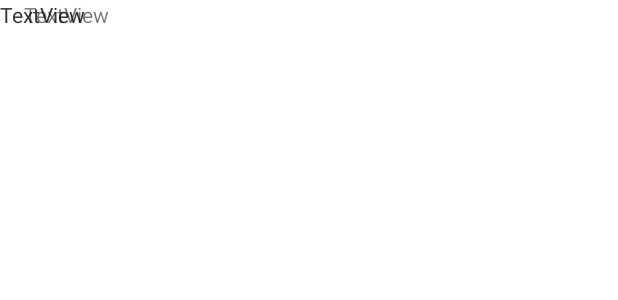
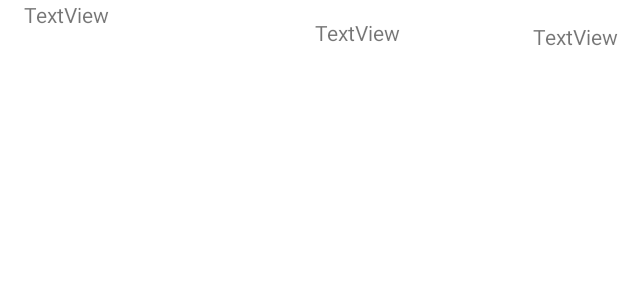
Before and after one commit to AntoineWnr/AndroidERestaurant, an Android app: the layout cell_panier.xml on its own in the app's theme, with its tools: preview values and no code run, on a phone screen of 412 x 824 dp. Shown: the top 300 px of the screen. Run offline under Robolectric (Android 15) with nearby library versions, the phone set to English and light mode, and no system bars; network calls fail; Roboto replaces fonts that are not available here.

```diff
--- a/app/src/main/java/fr/isen/wynar/androiderestaurant/carte/CarteActivity.kt
+++ b/app/src/main/java/fr/isen/wynar/androiderestaurant/carte/CarteActivity.kt
@@ -31,6 +31,8 @@ class CarteActivity : BaseActivity() {
 
         val queue = Volley.newRequestQueue(this)
         val url = "http://test.api.catering.bluecodegames.com/menu"
+
+
 
         val jsonObject = JSONObject()
         jsonObject.put("id_shop",1)
--- a/app/src/main/java/fr/isen/wynar/androiderestaurant/panierHandler/BaseActivity.kt
+++ b/app/src/main/java/fr/isen/wynar/androiderestaurant/panierHandler/BaseActivity.kt
@@ -20,8 +20,7 @@ open class BaseActivity : AppCompatActivity(){
     override fun onOptionsItemSelected(item: MenuItem): Boolean {
         return when (item.itemId) {
             R.id.panier -> {
-                val currentText = File(cacheDir.absolutePath+"dataPanier.json").readText()
-                File(cacheDir.absolutePath+"dataPanier.json").writeText(currentText + "]}")
+
                 val intent = Intent(this, PanierActivity::class.java)
                 startActivity(intent)
                 true
--- a/app/src/main/res/layout/cell_panier.xml
+++ b/app/src/main/res/layout/cell_panier.xml
@@ -2,23 +2,28 @@
 <androidx.constraintlayout.widget.ConstraintLayout xmlns:android="http://schemas.android.com/apk/res/android"
                                                    xmlns:app="http://schemas.android.com/apk/res-auto"
                                                    xmlns:tools="http://schemas.android.com/tools"
-                                                   android:layout_width="wrap_content"
+                                                   android:layout_width="match_parent"
                                                    android:layout_height="wrap_content">
 
     <TextView
             android:text="TextView"
-            android:layout_width="75dp"
-            android:layout_height="24dp" android:id="@+id/namePlat" tools:layout_editor_absoluteY="5dp"
+            android:layout_width="105dp"
+            android:layout_height="43dp" android:id="@+id/namePlat"
             app:layout_constraintStart_toStartOf="parent" android:layout_marginStart="16dp"
-            app:layout_constraintEnd_toStartOf="@+id/qtyPlat" app:layout_constraintHorizontal_bias="0.0"/>
+            app:layout_constraintEnd_toStartOf="@+id/qtyPlat" app:layout_constraintHorizontal_bias="0.0"
+            app:layout_constraintBottom_toBottomOf="parent" app:layout_constraintTop_toTopOf="parent"/>
     <TextView
             android:text="TextView"
             android:layout_width="wrap_content"
-            android:layout_height="wrap_content" android:id="@+id/qtyPlat" tools:layout_editor_absoluteY="10dp"
-            tools:layout_editor_absoluteX="353dp"/>
+            android:layout_height="wrap_content" android:id="@+id/qtyPlat"
+            app:layout_constraintTop_toTopOf="parent"
+            app:layout_constraintBottom_toBottomOf="parent" app:layout_constraintVertical_bias="0.6"
+            app:layout_constraintEnd_toEndOf="parent"/>
     <TextView
             android:text="TextView"
             android:layout_width="wrap_content"
-            android:layout_height="wrap_content" android:id="@+id/totalPlat" tools:layout_editor_absoluteY="5dp"
-            tools:layout_editor_absoluteX="176dp"/>
+            android:layout_height="wrap_content" android:id="@+id/totalPlat"
+            app:layout_constraintBottom_toBottomOf="parent"
+            app:layout_constraintTop_toTopOf="parent" app:layout_constraintStart_toEndOf="@+id/namePlat"
+            app:layout_constraintEnd_toStartOf="@+id/qtyPlat"/>
 </androidx.constraintlayout.widget.ConstraintLayout>
--- a/app/src/main/res/menu/menu.xml
+++ b/app/src/main/res/menu/menu.xml
@@ -4,5 +4,5 @@
             android:id="@+id/panier"
             android:state_pressed="true"
             android:state_enabled="true"
-            android:drawable="@android:drawable/sym_contact_card" android:title="Salut"/>
+            android:drawable="@android:drawable/sym_contact_card" android:title="@string/panier"/>
 </menu>
--- a/app/src/main/res/values/strings.xml
+++ b/app/src/main/res/values/strings.xml
@@ -4,6 +4,7 @@
     <string name="plats">Plats</string>
     <string name="desserts">Desserts</string>
     <string name="BLEs">BLE</string>
+    <string name="panier">Panier</string>
 
     <string-array name="entreesList">
         <item>Donut sucré au sucre</item>
```
Also changed, not shown: app/src/main/java/fr/isen/wynar/androiderestaurant/HomeActivity.kt (+4 -3 lines), app/src/main/java/fr/isen/wynar/androiderestaurant/details/ItemDetailActivity.kt (+15 -2 lines), app/src/main/java/fr/isen/wynar/androiderestaurant/panierHandler/PanierActivity.kt (+8 -9 lines), app/src/main/java/fr/isen/wynar/androiderestaurant/panierHandler/PanierAdapter.kt (+10 -8 lines).
